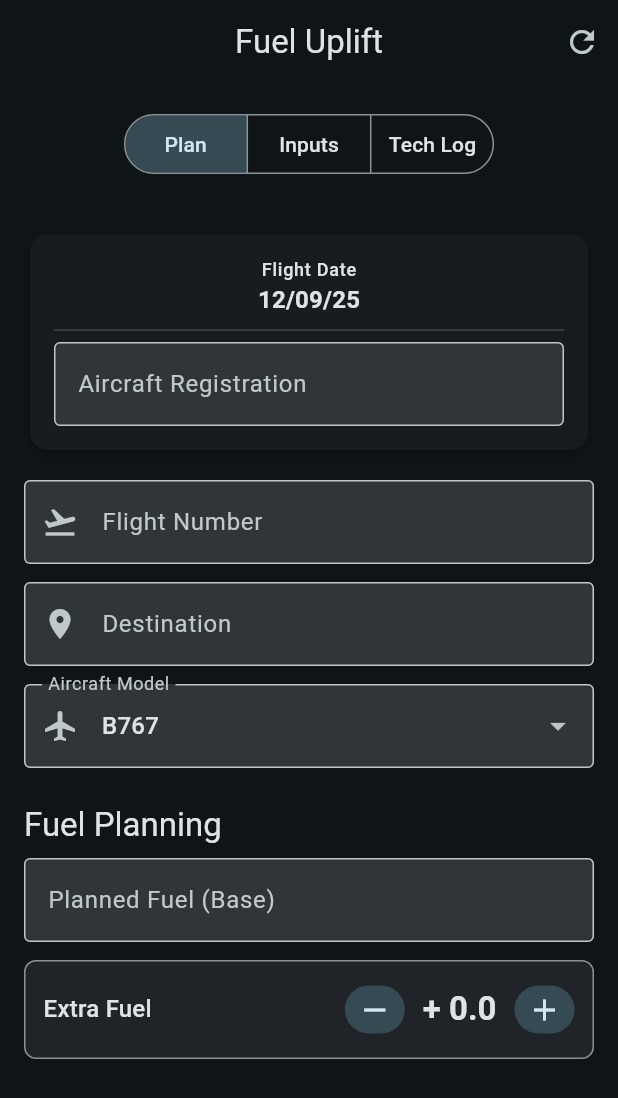
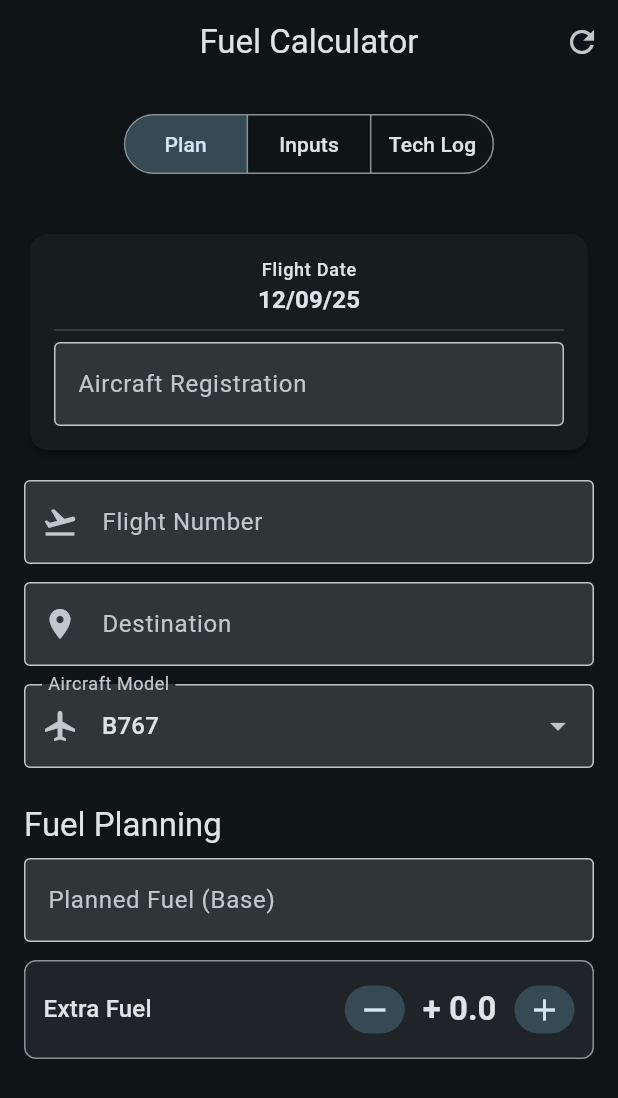
Before and after one commit to Edu-Fortes/flutter-fuel-calculator, a Flutter app: the screen it shows after launch, on a phone screen of 412 x 824 dp. Shown: the top 1098 px of the screen. Run offline on Flutter 3.47's test engine with Material 3 defaults, Android fonts, the phone set to English and light mode, and no system bars; our stand-ins replace go_router.

Commit message:
Feature: update application label and title to "Fuel Calculator"

```diff
--- a/lib/main.dart
+++ b/lib/main.dart
@@ -43,7 +43,7 @@ class FuelUpliftApp extends StatelessWidget {
     return ChangeNotifierProvider(
       create: (_) => CalculatorController(),
       child: MaterialApp.router(
-        title: 'Fuel Uplift',
+        title: 'Fuel Calculator',
         debugShowCheckedModeBanner: false,
         theme: ThemeData(
           useMaterial3: true,
@@ -74,7 +74,7 @@ class ScaffoldWithNavBar extends StatelessWidget {
 
     return Scaffold(
       appBar: AppBar(
-        title: const Text('Fuel Uplift'),
+        title: const Text('Fuel Calculator'),
         centerTitle: true,
         actions: [
           // RESET BUTTON
```
Also changed, not shown: 1 other file.
